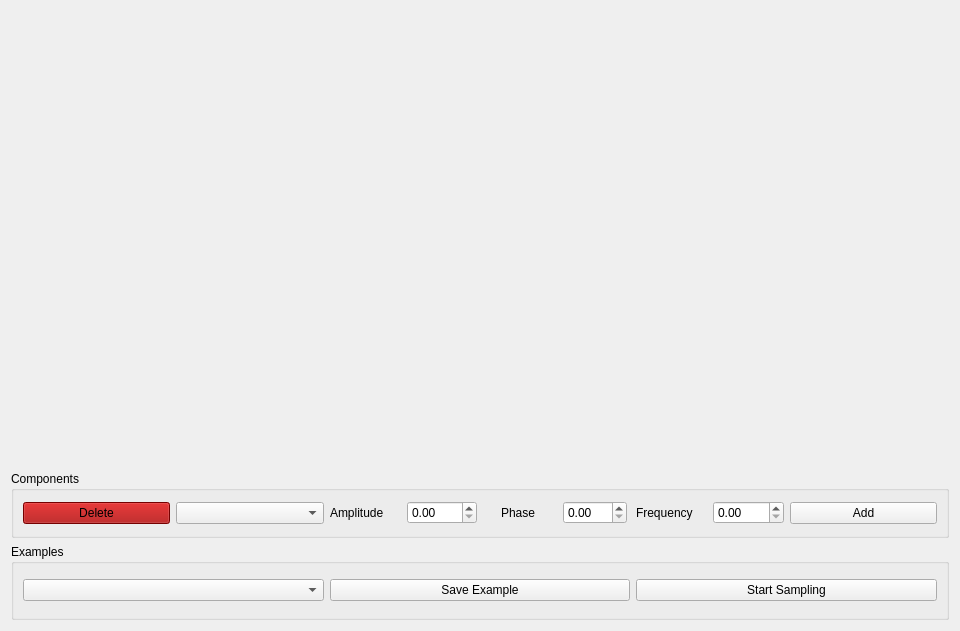
Qt form src/ui/Composer.ui (Omarmansour557/Sampling-Reconstruction-Signals) before a commit.
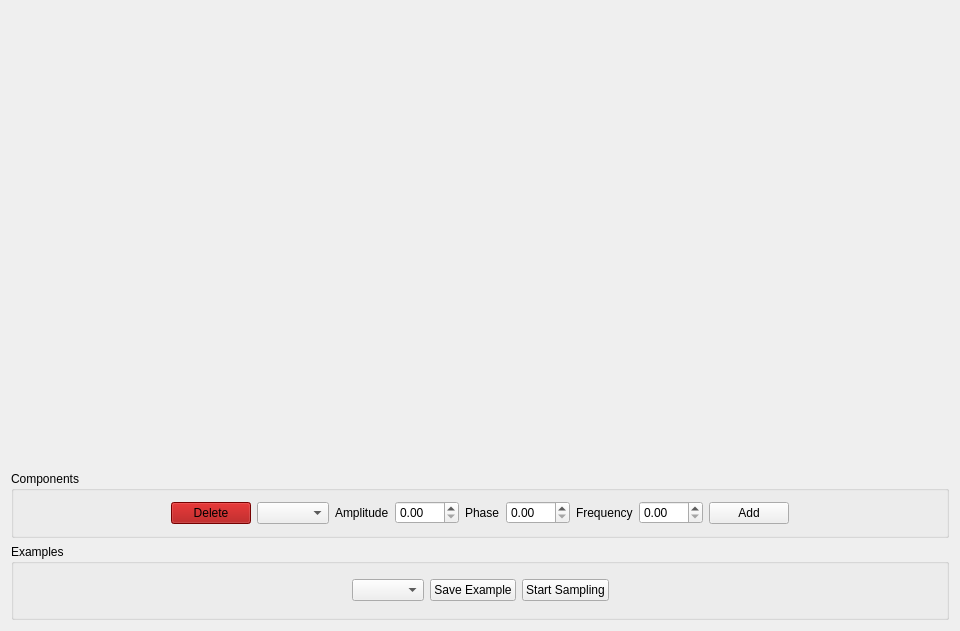
The same form after that commit.

Commit message: change design in composer

```diff
--- a/src/ui/Composer.ui
+++ b/src/ui/Composer.ui
@@ -66,6 +66,19 @@
         <string>Components</string>
        </property>
        <layout class="QHBoxLayout" name="horizontalLayout">
+        <item>
+         <spacer name="horizontalSpacer">
+          <property name="orientation">
+           <enum>Qt::Horizontal</enum>
+          </property>
+          <property name="sizeHint" stdset="0">
+           <size>
+            <width>40</width>
+            <height>20</height>
+           </size>
+          </property>
+         </spacer>
+        </item>
         <item>
          <widget class="QPushButton" name="DeleteButton">
           <property name="cursor">
@@ -168,6 +181,19 @@
           </property>
          </widget>
         </item>
+        <item>
+         <spacer name="horizontalSpacer_2">
+          <property name="orientation">
+           <enum>Qt::Horizontal</enum>
+          </property>
+          <property name="sizeHint" stdset="0">
+           <size>
+            <width>40</width>
+            <height>20</height>
+           </size>
+          </property>
+         </spacer>
+        </item>
        </layout>
       </widget>
      </item>
@@ -194,6 +220,19 @@
           <property name="spacing">
            <number>6</number>
           </property>
+          <item>
+           <spacer name="horizontalSpacer_3">
+            <property name="orientation">
+             <enum>Qt::Horizontal</enum>
+            </property>
+            <property name="sizeHint" stdset="0">
+             <size>
+              <width>40</width>
+              <height>20</height>
+             </size>
+            </property>
+           </spacer>
+          </item>
           <item>
            <widget class="QComboBox" name="SavedExList">
             <property name="cursor">
@@ -221,6 +260,19 @@
             </property>
            </widget>
           </item>
+          <item>
+           <spacer name="horizontalSpacer_4">
+            <property name="orientation">
+             <enum>Qt::Horizontal</enum>
+            </property>
+            <property name="sizeHint" stdset="0">
+             <size>
+              <width>40</width>
+              <height>20</height>
+             </size>
+            </property>
+           </spacer>
+          </item>
          </layout>
         </item>
        </layout>
```
